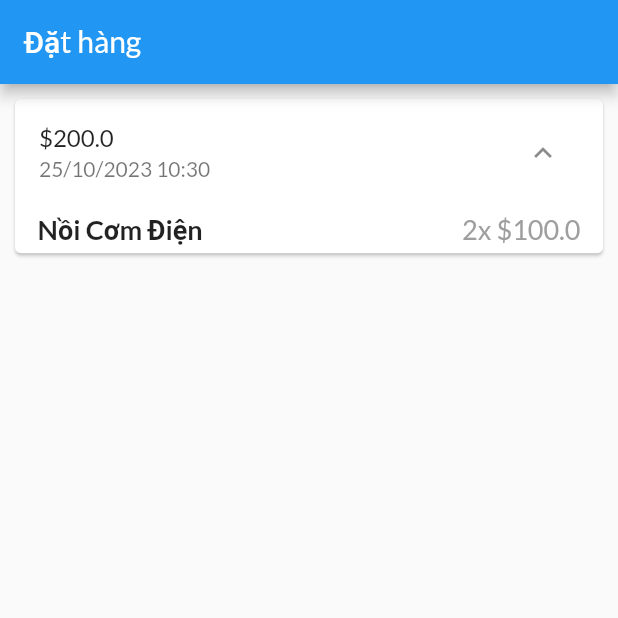
After one commit to 23-24Sem1-Courses/ct48401-project-BuiVanTienB2014620, a Flutter app: the screen it shows after launch, after a tap on the "expand more" icon, on a phone screen of 412 x 824 dp, the top half of it. The commit adds this screen. Run offline on Flutter 3.47's test engine with Material 2 defaults, Android fonts, the phone set to English and light mode, and no system bars; network calls fail.

Commit message:
new upadate

```diff
--- a/lib/main.dart
+++ b/lib/main.dart
@@ -1,6 +1,6 @@
 import 'package:flutter/material.dart';
 
-import 'ui/cart/cart_screen.dart';
+import 'ui/orders/orders_screen.dart';
 
 void main() {
   runApp(const MyApp());
@@ -23,7 +23,7 @@ class MyApp extends StatelessWidget {
         ),
       ),
       home: SafeArea(
-        child: CartScreen(),
+        child: OrdersScreen(),
       ),
     );
   }
--- /dev/null
+++ b/lib/models/order_item.dart
@@ -0,0 +1,33 @@
+import 'cart_item.dart';
+
+class OrderItem {
+  final String? id;
+  final double amount;
+  final List<CartItem> products;
+  final DateTime dateTime;
+
+  int get productCount {
+    return products.length;
+  }
+
+  OrderItem({
+    this.id,
+    required this.amount,
+    required this.products,
+    DateTime? dateTime,
+  }) : dateTime = dateTime ?? DateTime.now();
+
+  OrderItem copyWith({
+    String? id,
+    double? amount,
+    List<CartItem>? products,
+    DateTime? dateTime,
+  }) {
+    return OrderItem(
+      id: id ?? this.id,
+      amount: amount ?? this.amount,
+      products: products ?? this.products,
+      dateTime: dateTime ?? this.dateTime,
+    );
+  }
+}
--- /dev/null
+++ b/lib/ui/orders/order_item_card.dart
@@ -0,0 +1,79 @@
+import 'dart:math';
+
+import 'package:flutter/material.dart';
+import 'package:intl/intl.dart';
+
+import '../../models/order_item.dart';
+
+class OrderItemCard extends StatefulWidget {
+  final OrderItem order;
+
+  const OrderItemCard(this.order, {super.key});
+
+  @override
+  State<OrderItemCard> createState() => _OrderItemCardState();
+}
+
+class _OrderItemCardState extends State<OrderItemCard> {
+  var _expanded = false;
+
+  @override
+  Widget build(BuildContext context) {
+    return Card(
+      margin: const EdgeInsets.all(10),
+      child: Column(
+        children: <Widget>[
+          buildOrderSummary(),
+          if (_expanded) buildOrderDetails(),
+        ],
+      ),
+    );
+  }
+
+  Widget buildOrderDetails() {
+    return Container(
+      padding: const EdgeInsets.symmetric(horizontal: 15, vertical: 4),
+      height: min(widget.order.productCount * 20.8 + 10, 100),
+      child: ListView(
+        children: widget.order.products.map((prod) {
+          return Row(
+            mainAxisAlignment: MainAxisAlignment.spaceBetween,
+            children: <Widget>[
+              Text(
+                prod.title,
+                style: const TextStyle(
+                  fontSize: 18,
+                  fontWeight: FontWeight.bold,
+                ),
+              ),
+              Text(
+                '${prod.quantity}x \$${prod.price}',
+                style: const TextStyle(
+                  fontSize: 18,
+                  color: Colors.grey,
+                ),
+              ),
+            ],
+          );
+        }).toList(),
+      ),
+    );
+  }
+
+  Widget buildOrderSummary() {
+    return ListTile(
+      title: Text('\$${widget.order.amount}'),
+      subtitle: Text(
+        DateFormat('dd/MM/yyyy hh:mm').format(widget.order.dateTime),
+      ),
+      trailing: IconButton(
+        icon: Icon(_expanded ? Icons.expand_less : Icons.expand_more),
+        onPressed: () {
+          setState(() {
+            _expanded = !_expanded;
+          });
+        },
+      ),
+    );
+  }
+}
--- /dev/null
+++ b/lib/ui/orders/order_manager.dart
@@ -0,0 +1,30 @@
+import 'package:flutter/material.dart';
+
+import '../../models/cart_item.dart';
+import '../../models/order_item.dart';
+
+class OrdersManager with ChangeNotifier {
+  final List<OrderItem> _orders = [
+    OrderItem(
+      id: 'o1',
+      amount: 200.000,
+      products: [
+        CartItem(
+          id: 'c1',
+          title: 'Nồi Cơm Điện',
+          price: 100.000,
+          quantity: 2,
+        ),
+      ],
+      dateTime: DateTime.now(),
+    ),
+  ];
+
+  int get orderCount {
+    return _orders.length;
+  }
+
+  List<OrderItem> get orders {
+    return [..._orders];
+  }
+}
--- /dev/null
+++ b/lib/ui/orders/orders_screen.dart
@@ -0,0 +1,24 @@
+import 'package:flutter/material.dart';
+
+import 'order_item_card.dart';
+import 'order_manager.dart';
+
+class OrdersScreen extends StatelessWidget {
+  const OrdersScreen({super.key});
+
+  @override
+  Widget build(BuildContext context) {
+    print('Building orders');
+    final ordersManager = OrdersManager();
+
+    return Scaffold(
+      appBar: AppBar(
+        title: const Text('Đặt hàng'),
+      ),
+      body: ListView.builder(
+        itemCount: ordersManager.orderCount,
+        itemBuilder: (ctx, i) => OrderItemCard(ordersManager.orders[i]),
+      ),
+    );
+  }
+}
```
